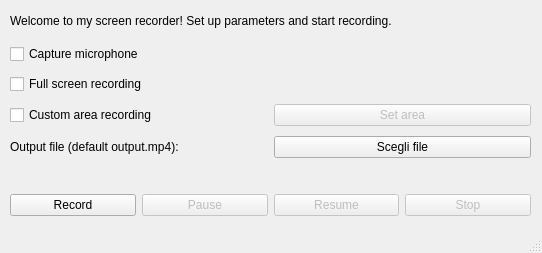
First picture: the form in mainwindow.ui, repository mattellegrino/screenrecorderqt, before the edit.
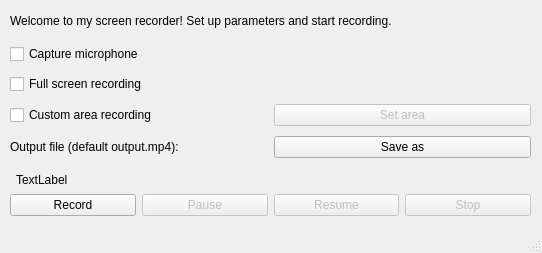
Second picture: the form after the edit.

What changed in the file:
```diff
--- a/mainwindow.ui
+++ b/mainwindow.ui
@@ -97,7 +97,7 @@
        <item>
         <widget class="QPushButton" name="pushButton_6">
          <property name="text">
-          <string>Scegli file</string>
+          <string>Save as</string>
          </property>
         </widget>
        </item>
@@ -154,6 +154,22 @@
      </item>
     </layout>
    </widget>
+   <widget class="QLabel" name="label_4">
+    <property name="enabled">
+     <bool>true</bool>
+    </property>
+    <property name="geometry">
+     <rect>
+      <x>16</x>
+      <y>170</y>
+      <width>511</width>
+      <height>20</height>
+     </rect>
+    </property>
+    <property name="text">
+     <string>TextLabel</string>
+    </property>
+   </widget>
   </widget>
   <widget class="QMenuBar" name="menubar">
    <property name="geometry">
```
